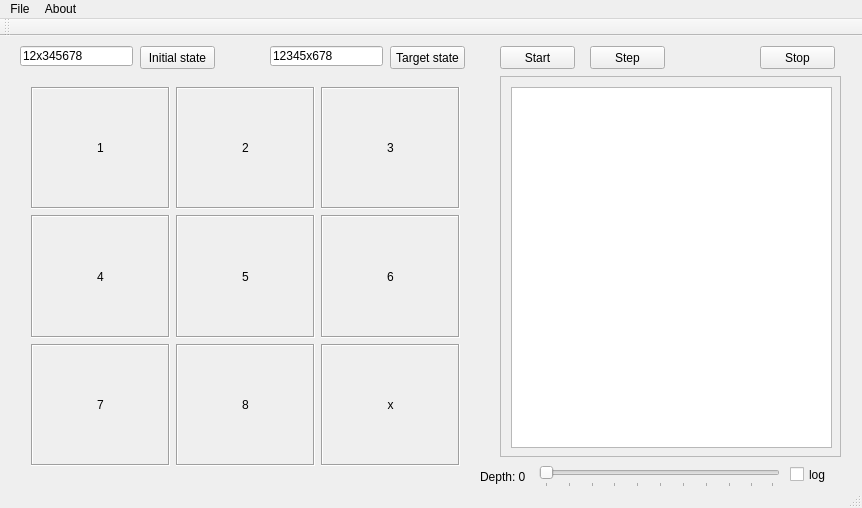
Qt form mainwindow.ui (Tinsed/8_puzzle) before a commit.
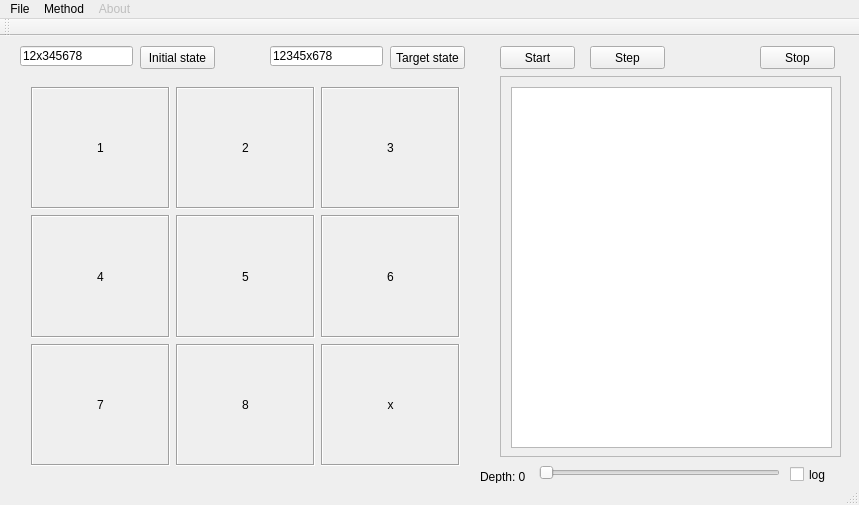
The same form after that commit.

What changed in the file:
```diff
--- a/mainwindow.ui
+++ b/mainwindow.ui
@@ -6,8 +6,8 @@
    <rect>
     <x>0</x>
     <y>0</y>
-    <width>862</width>
-    <height>508</height>
+    <width>859</width>
+    <height>505</height>
    </rect>
   </property>
   <property name="sizePolicy">
@@ -348,7 +348,7 @@
     <rect>
      <x>0</x>
      <y>0</y>
-     <width>862</width>
+     <width>859</width>
      <height>21</height>
     </rect>
    </property>
@@ -363,11 +363,25 @@
     <addaction name="actionExit"/>
    </widget>
    <widget class="QMenu" name="menuAbout">
+    <property name="enabled">
+     <bool>false</bool>
+    </property>
     <property name="title">
      <string>About</string>
     </property>
    </widget>
+   <widget class="QMenu" name="menuMethod">
+    <property name="title">
+     <string>Method</string>
+    </property>
+    <addaction name="actionDFS"/>
+    <addaction name="action"/>
+    <addaction name="separator"/>
+    <addaction name="action_3"/>
+    <addaction name="action_4"/>
+   </widget>
    <addaction name="menuFile"/>
+   <addaction name="menuMethod"/>
    <addaction name="menuAbout"/>
   </widget>
   <widget class="QToolBar" name="mainToolBar">
```
Left out of the diff: 50 changed lines with no effect on the pictures.
